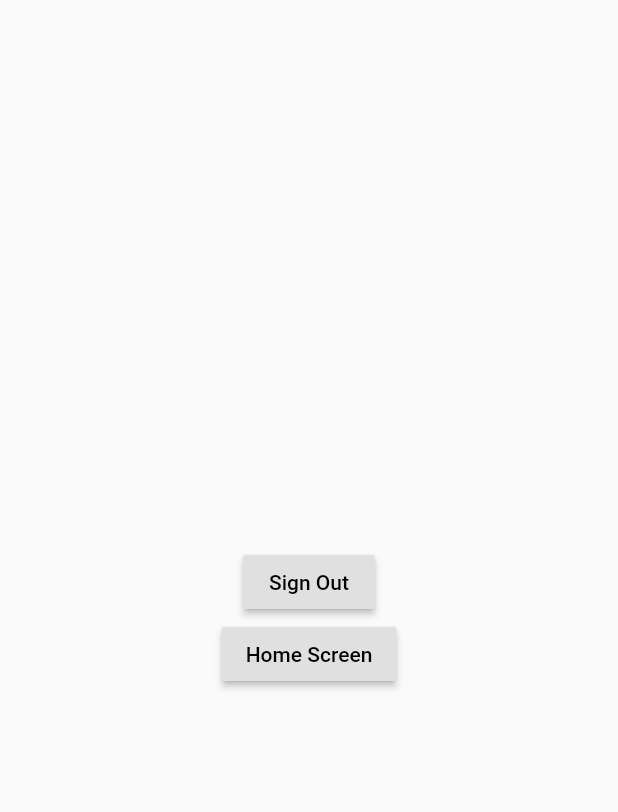
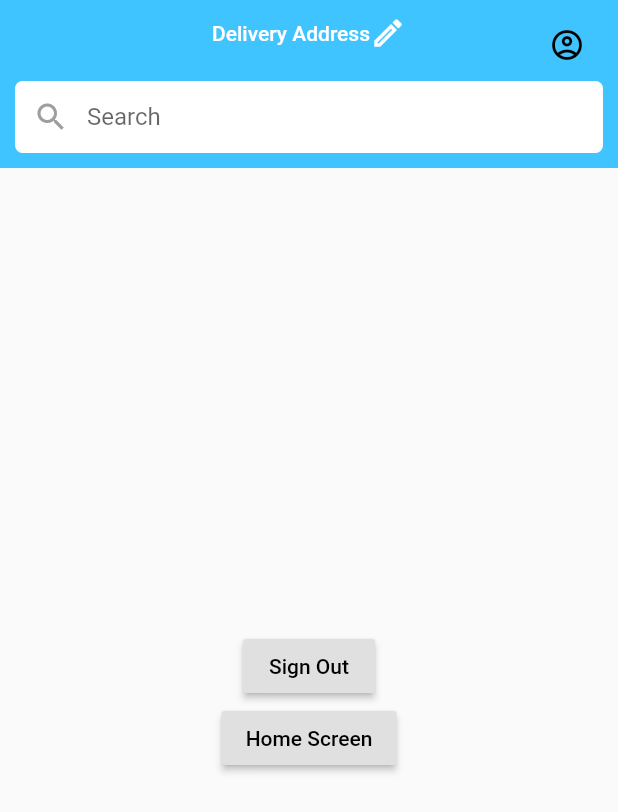
Before and after one commit to ictdu/chiller-app, a Flutter app: the HomeScreen screen opened by its route, on a phone screen of 412 x 824 dp. Shown: the top 812 px of the screen. Run offline on Flutter 3.47's test engine with Material 2 defaults, Android fonts, the phone set to English and light mode, and no system bars; our stand-ins replace cloud_firestore, dots_indicator, firebase_auth, firebase_core, flutter_spinkit, geolocator and 1 more; missing offline and left inert: geocoder; accounts and stored records are empty.

Commit message:
:gear: Added an AppBar and Search Bar
The changes are for the front end only.

```diff
--- a/chiller_app/lib/screens/homeScreen.dart
+++ b/chiller_app/lib/screens/homeScreen.dart
@@ -11,6 +11,59 @@ class HomeScreen extends StatelessWidget {
   Widget build(BuildContext context) {
     final auth = Provider.of<AuthProvider>(context);
     return Scaffold(
+      appBar: AppBar(
+        elevation: 0.0,
+        leading: Container(),
+        title: FlatButton(
+          onPressed: (){
+
+          },
+          child: Row(
+            mainAxisSize: MainAxisSize.min,
+            children: [
+              Text('Delivery Address',
+                  style: TextStyle(
+                    color: Colors.white,
+                  ),),
+              Icon(
+                Icons.edit_outlined,
+                color: Colors.white,),
+            ],
+          ),
+        ),
+        actions: [
+          Padding(
+            padding: const EdgeInsets.all(10.0),
+            child: IconButton(
+                icon: Icon(Icons.account_circle_outlined),
+                onPressed: (){
+
+                },
+            ),
+          ),
+        ],
+        centerTitle: true,
+        bottom: PreferredSize(
+          preferredSize: Size.fromHeight(56),
+          child: Padding(
+            padding: const EdgeInsets.all(10.0),
+            child: TextField(
+              decoration: InputDecoration(
+                hintText: 'Search',
+                prefixIcon: Icon(Icons.search, color: Colors.grey,),
+                border: OutlineInputBorder(
+                  borderRadius: BorderRadius.circular(5),
+                  borderSide: BorderSide.none
+                ),
+                contentPadding: EdgeInsets.zero,
+                filled: true,
+                fillColor: Colors.white,
+
+              ),
+            ),
+          ),
+        ),
+      ),
       body: Center(
         child: Column(
           mainAxisSize: MainAxisSize.min,
```
